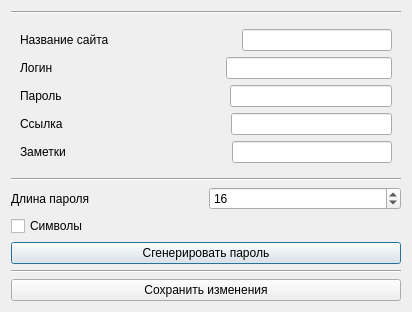
Art1fi/qtKharon, file modifydialog.ui: the form before one commit.
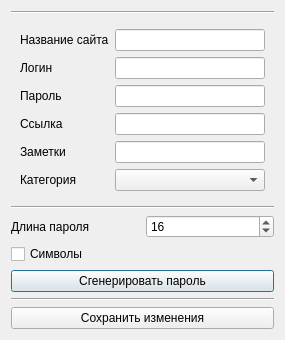
The form after the commit.

```diff
--- a/modifydialog.ui
+++ b/modifydialog.ui
@@ -6,7 +6,7 @@
    <rect>
     <x>0</x>
     <y>0</y>
-    <width>412</width>
+    <width>249</width>
     <height>306</height>
    </rect>
   </property>
@@ -197,6 +197,40 @@
         </item>
        </layout>
       </item>
+      <item>
+       <layout class="QHBoxLayout" name="horizontalLayout_2">
+        <item>
+         <widget class="QLabel" name="label_2">
+          <property name="text">
+           <string>Категория</string>
+          </property>
+         </widget>
+        </item>
+        <item>
+         <spacer name="horizontalSpacer">
+          <property name="orientation">
+           <enum>Qt::Orientation::Horizontal</enum>
+          </property>
+          <property name="sizeHint" stdset="0">
+           <size>
+            <width>40</width>
+            <height>20</height>
+           </size>
+          </property>
+         </spacer>
+        </item>
+        <item>
+         <widget class="QComboBox" name="categorySelect">
+          <property name="minimumSize">
+           <size>
+            <width>150</width>
+            <height>0</height>
+           </size>
+          </property>
+         </widget>
+        </item>
+       </layout>
+      </item>
      </layout>
     </widget>
    </item>
```
Left out of the diff: 2 changed lines with no effect on the pictures.
